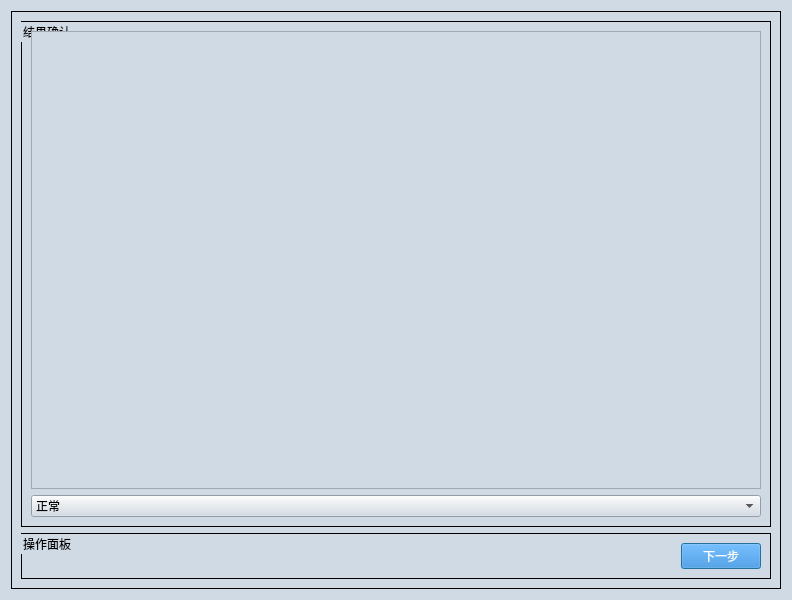
The window that ui/vhf_radio/VHF_Test_result_confirm.ui (gaoxingyu-hub/HUA54testframework) describes before a commit, drawn with Qt 5.
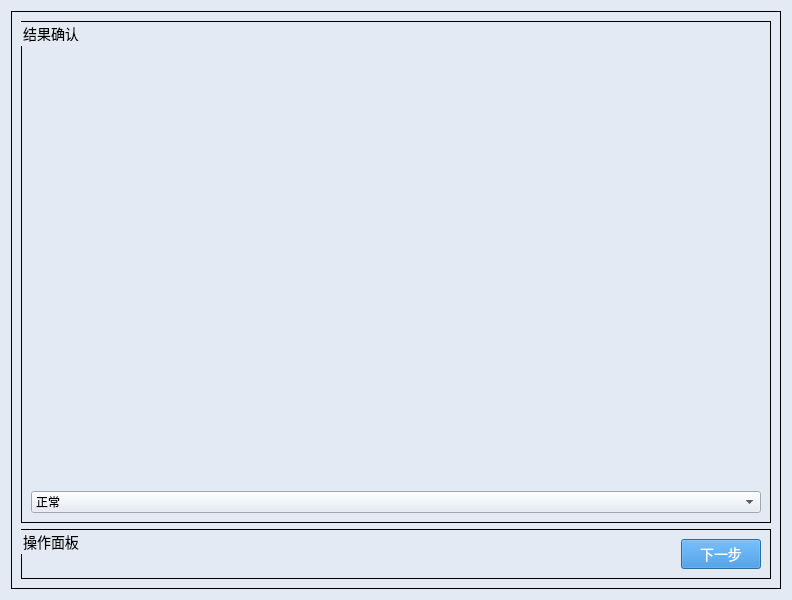
The same window after the commit.

Diff of the .ui file:
```diff
--- a/ui/vhf_radio/VHF_Test_result_confirm.ui
+++ b/ui/vhf_radio/VHF_Test_result_confirm.ui
@@ -20,48 +20,44 @@
    <string>Dialog</string>
   </property>
   <property name="styleSheet">
-   <string notr="true">QDialog{
-background-color:#D0DAE5;
-}
-
-QTextBrower{
-background-color:#D0DAE5;
-}
-
-QLineEdit{
-background-color:#D0DAE5;
-}
-
+   <string notr="true">
 QWidget{
-background-color:#D0DAE5;
+background-color:#E3EAF4;
 }
-
-QStackedWidget{
-background-color:#D0DAE5;
+QLineEdit{
+background-color:#E3EAF4;
 }
-
-QHeaderView{
-background-color:#D0DAE5;
+QDialog{
+background-color:#E3EAF4;
+margin-top:10px;
 }
-
 QLabel{
-font-size:12px;
+font-size:14px;
 font-family:Microsoft YaHei;
-background-color:#D0DAE5;
+background-color:#E3EAF4;
 }
-
-QPushButton{         /*按钮自适应拉伸背景*/
-border-width: 2px 15px 2px 15px;
+QGroupBox{
+font-size:14px;
+font-family:Microsoft YaHei;
+border:1px solid rgb(0, 0, 0);
+background-color:#E3EAF4;
+}
+QPushButton{
 background-color:#2884D8;
 color: #FFFFFF;
-font-size:12px;
+font-size:14px;
 font-family:Microsoft YaHei;
 }
-
-QGroupBox{
-font-size:12px;
-font-family:Microsoft YaHei;
-border:1px solid rgb(0, 0, 0); 
+QTextBrowser{
+margin-top:10px;
+border-width:0;
+border-style:outset;
+background-color:#E3EAF4;
+}
+QGraphicsView{
+background-color:#E3EAF4;
+border-width:0;
+border-style:outset;
 }</string>
   </property>
   <layout class="QGridLayout" name="gridLayout_2">
@@ -78,7 +74,16 @@
         </property>
         <layout class="QGridLayout" name="gridLayout">
          <item row="3" column="0">
-          <widget class="QTextBrowser" name="textBrowser"/>
+          <widget class="QTextBrowser" name="textBrowser">
+           <property name="html">
+            <string>&lt;!DOCTYPE HTML PUBLIC &quot;-//W3C//DTD HTML 4.0//EN&quot; &quot;http://www.w3.org/TR/REC-html40/strict.dtd&quot;&gt;
+&lt;html&gt;&lt;head&gt;&lt;meta name=&quot;qrichtext&quot; content=&quot;1&quot; /&gt;&lt;style type=&quot;text/css&quot;&gt;
+p, li { white-space: pre-wrap; }
+&lt;/style&gt;&lt;/head&gt;&lt;body style=&quot; font-family:'SimSun'; font-size:9pt; font-weight:400; font-style:normal;&quot;&gt;
+&lt;p style=&quot;-qt-paragraph-type:empty; margin-top:0px; margin-bottom:0px; margin-left:0px; margin-right:0px; -qt-block-indent:0; text-indent:0px;&quot;&gt;&lt;br /&gt;&lt;/p&gt;
+&lt;p style=&quot;-qt-paragraph-type:empty; margin-top:0px; margin-bottom:0px; margin-left:0px; margin-right:0px; -qt-block-indent:0; text-indent:0px;&quot;&gt;&lt;br /&gt;&lt;/p&gt;&lt;/body&gt;&lt;/html&gt;</string>
+           </property>
+          </widget>
          </item>
          <item row="4" column="0">
           <widget class="QComboBox" name="comboBox_result_confirm">
```
